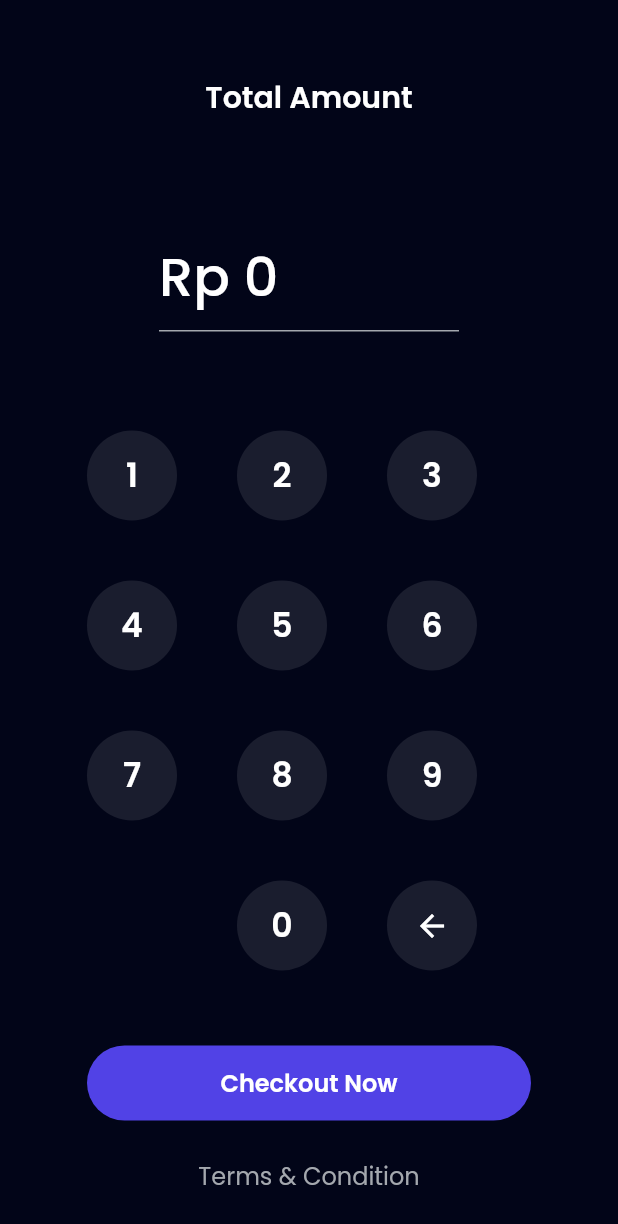
After one commit to akwilanatanael/bank_sha, a Flutter app: the TopUpAmountPage screen opened by its route, on a phone screen of 412 x 824 dp. The commit adds this screen. Shown: the top 1224 px of the screen. Run offline on Flutter 3.47's test engine with Material 2 defaults, Android fonts, the phone set to English and light mode, and no system bars; our stand-ins replace carousel_slider, google_fonts.

Commit message:
menyelesaikan topup page 09sep22 14:04

```diff
--- a/lib/ui/pages/pin_page.dart
+++ b/lib/ui/pages/pin_page.dart
@@ -18,6 +18,10 @@ class _PinPageState extends State<PinPage> {
       setState(() {
         pinController.text = pinController.text + number;
       });
+    }
+
+    if (pinController.text == '123123') {
+      Navigator.pop(context, true);
     }
   }
 
--- /dev/null
+++ b/lib/ui/pages/topup_amount_page.dart
@@ -0,0 +1,232 @@
+// ignore_for_file: prefer_const_constructors, prefer_const_literals_to_create_immutables, deprecated_member_use, use_build_context_synchronously
+
+import 'package:bank_sha/shared/theme.dart';
+import 'package:bank_sha/ui/widgets/button.dart';
+import 'package:flutter/material.dart';
+import 'package:url_launcher/url_launcher.dart';
+
+class TopUpAmountPage extends StatefulWidget {
+  const TopUpAmountPage({Key? key}) : super(key: key);
+
+  @override
+  State<TopUpAmountPage> createState() => _TopUpAmountPageState();
+}
+
+class _TopUpAmountPageState extends State<TopUpAmountPage> {
+  final TextEditingController amountController = TextEditingController(text: '0');
+
+  /*@override
+  void initState() {
+    super.initState();
+    amountController.addListener(
+      () {
+        final text = amountController.text;
+        amountController.value = amountController.value.copyWith(
+          text: NumberFormat.currency(
+            locale: 'id',
+            decimalDigits: 0,
+            symbol: '',
+          ).format(
+            int.parse(
+              text.replaceAll('.', ''),
+            ),
+          ),
+        );
+      },
+    );
+  }*/
+
+  addAmount(String number) {
+    if (amountController.text == '0') {
+      amountController.text = '';
+    }
+    setState(
+      () {
+        amountController.text = amountController.text + number;
+      },
+    );
+  }
+
+  deleteAmount() {
+    if (amountController.text.isNotEmpty) {
+      setState(
+        () {
+          amountController.text = amountController.text.substring(
+            0,
+            amountController.text.length - 1,
+          );
+          if (amountController.text == '') {
+            amountController.text = '0';
+          }
+        },
+      );
+    }
+  }
+
+  @override
+  Widget build(BuildContext context) {
+    return Scaffold(
+      backgroundColor: darkBackgroundColor,
+      body: ListView(
+        padding: const EdgeInsets.symmetric(
+          horizontal: 58,
+        ),
+        children: [
+          SizedBox(height: 50),
+          Center(
+            child: Text(
+              'Total Amount',
+              style: whiteTextStyle.copyWith(
+                fontWeight: semibold,
+                fontSize: 20,
+              ),
+            ),
+          ),
+          SizedBox(height: 67),
+          Align(
+            child: SizedBox(
+              width: 200,
+              child: TextFormField(
+                controller: amountController,
+                cursorColor: greyColor,
+                enabled: false,
+                style: whiteTextStyle.copyWith(
+                  fontWeight: medium,
+                  fontSize: 36,
+                ),
+                decoration: InputDecoration(
+                  prefixIcon: Text(
+                    'Rp ',
+                    style: whiteTextStyle.copyWith(
+                      fontSize: 36,
+                      fontWeight: medium,
+                    ),
+                  ),
+                  disabledBorder: UnderlineInputBorder(
+                    borderSide: BorderSide(
+                      color: greyColor,
+                    ),
+                  ),
+                  /*focusedBorder: UnderlineInputBorder(
+                    borderSide: BorderSide(
+                      color: greyColor,
+                    ),
+                  ),*/
+                ),
+              ),
+            ),
+          ),
+          SizedBox(height: 66),
+          Wrap(
+            spacing: 40,
+            runSpacing: 40,
+            children: [
+              CustomInputButton(
+                title: '1',
+                onTap: () {
+                  addAmount('1');
+                },
+              ),
+              CustomInputButton(
+                title: '2',
+                onTap: () {
+                  addAmount('2');
+                },
+              ),
+              CustomInputButton(
+                title: '3',
+                onTap: () {
+                  addAmount('3');
+                },
+              ),
+              CustomInputButton(
+                title: '4',
+                onTap: () {
+                  addAmount('4');
+                },
+              ),
+              CustomInputButton(
+                title: '5',
+                onTap: () {
+                  addAmount('5');
+                },
+              ),
+              CustomInputButton(
+                title: '6',
+                onTap: () {
+                  addAmount('6');
+                },
+              ),
+              CustomInputButton(
+                title: '7',
+                onTap: () {
+                  addAmount('7');
+                },
+              ),
+              CustomInputButton(
+                title: '8',
+                onTap: () {
+                  addAmount('8');
+                },
+              ),
+              CustomInputButton(
+                title: '9',
+                onTap: () {
+                  addAmount('9');
+                },
+              ),
+              SizedBox(
+                width: 60,
+                height: 60,
+              ),
+              CustomInputButton(
+                title: '0',
+                onTap: () {
+                  addAmount('0');
+                },
+              ),
+              GestureDetector(
+                onTap: () {
+                  deleteAmount();
+                },
+                child: Container(
+                  width: 60,
+                  height: 60,
+                  decoration: BoxDecoration(
+                    shape: BoxShape.circle,
+                    color: numberBackgroundColor,
+                  ),
+                  child: Center(
+                    child: Icon(
+                      Icons.arrow_back,
+                      color: whiteColor,
+                    ),
+                  ),
+                ),
+              ),
+            ],
+          ),
+          SizedBox(height: 50),
+          CustomFilledButton(
+            title: 'Checkout Now',
+            onPressed: () async {
+              if (await Navigator.pushNamed(context, '/pin') == true) {
+                await launch('https://demo.midtrans.com/');
+
+                Navigator.pushNamedAndRemoveUntil(
+                  context,
+                  '/topup-success',
+                  (route) => false,
+                );
+              }
+            },
+          ),
+          SizedBox(height: 25),
+          CustomTextButton(
+            title: 'Terms & Condition',
+          ),
+        ],
+      ),
+    );
+  }
+}
--- a/lib/ui/widgets/home_service_item.dart
+++ b/lib/ui/widgets/home_service_item.dart
@@ -18,7 +18,9 @@ class HomeServiceItem extends StatelessWidget {
   Widget build(BuildContext context) {
     return Column(
       children: [
-        Container(
+        GestureDetector(
+          onTap: onTap,
+          child: Container(
             width: 70,
             height: 70,
             margin: EdgeInsets.only(bottom: 8),
@@ -33,6 +35,7 @@ class HomeServiceItem extends StatelessWidget {
               ),
             ),
           ),
+        ),
         Text(
           title,
           style: blackTextStyle.copyWith(
--- a/pubspec.yaml
+++ b/pubspec.yaml
@@ -32,6 +32,7 @@ dependencies:
   flutter:
     sdk: flutter
   google_fonts: ^3.0.1
+  intl: ^0.17.0
   url_launcher: ^6.0.20
 
 dev_dependencies:
```
Also changed, not shown: lib/main.dart (+12 -0 lines), lib/ui/pages/home_page.dart (+5 -3 lines), lib/ui/pages/profile_edit_page.dart (added, +60 -0 lines), lib/ui/pages/profile_edit_pin_page.dart (added, +61 -0 lines), lib/ui/pages/profile_edit_success_page.dart (added, +51 -0 lines), lib/ui/pages/profile_page.dart (+8 -4 lines), lib/ui/pages/topup_page.dart (added, +104 -0 lines), lib/ui/pages/topup_success_page.dart (added, +51 -0 lines), lib/ui/widgets/top_up_bank_item.dart (added, +65 -0 lines). Lines whose indentation alone changed are shown as unchanged.
